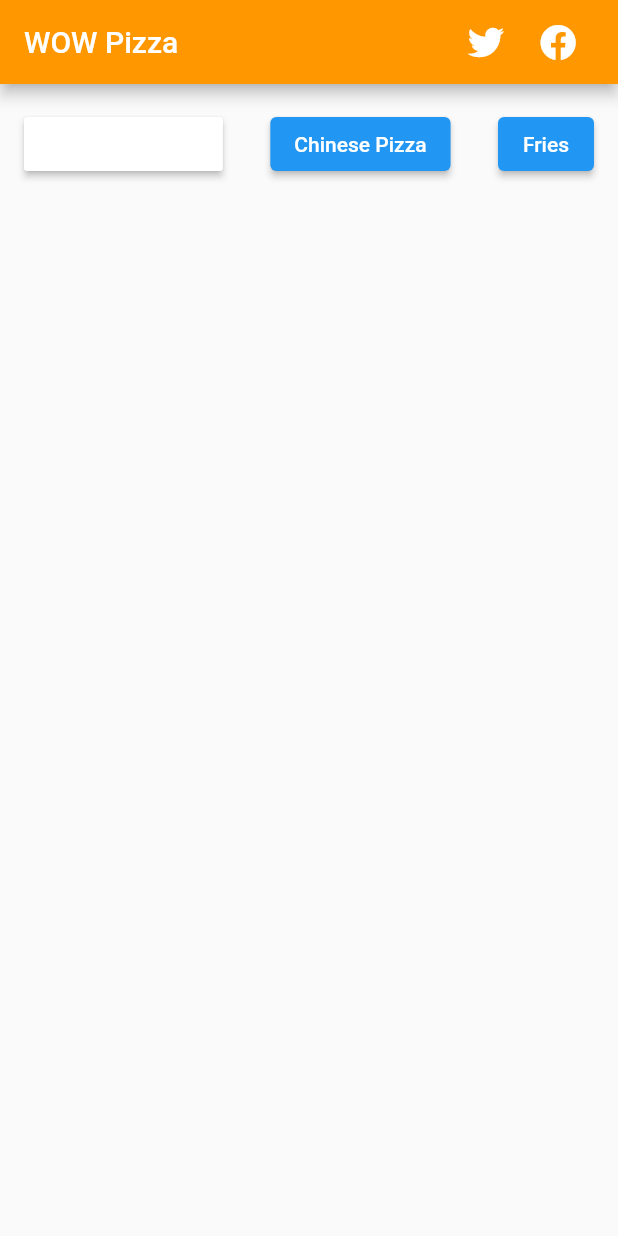
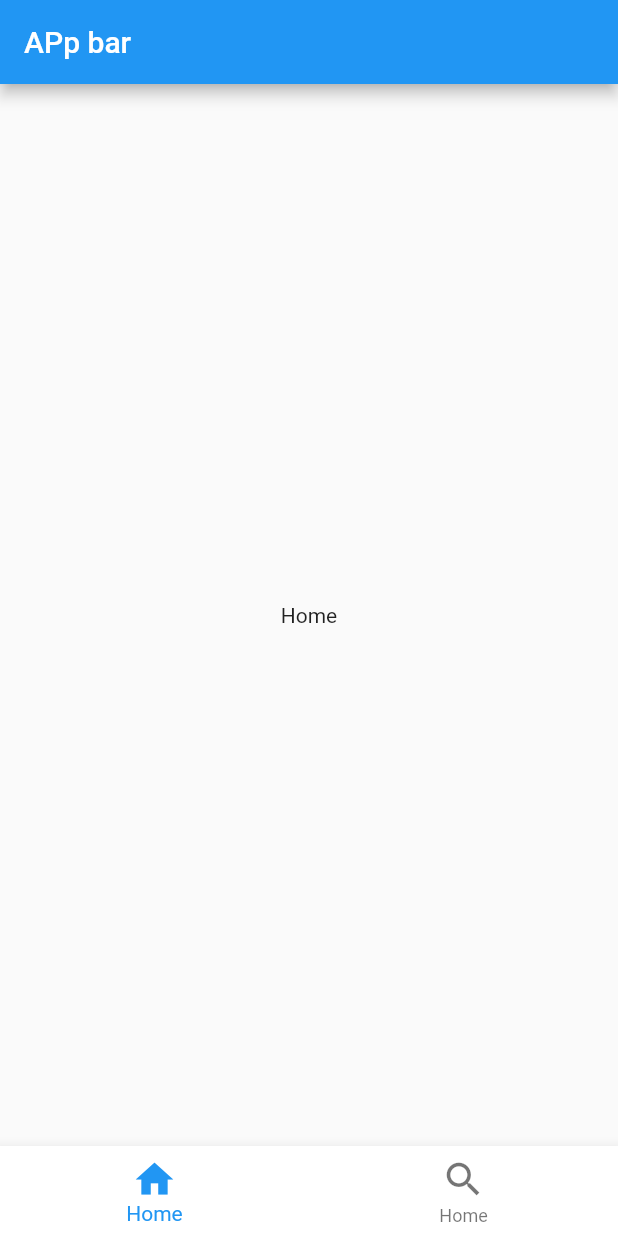
Before and after one commit to MickeyDLuffy/fledgling__flutter, a Flutter app: the screen it shows after launch, on a phone screen of 412 x 824 dp. Run offline on Flutter 3.47's test engine with Material 2 defaults, Android fonts, the light colour scheme and no system bars; our stand-ins replace font_awesome_flutter, webview_flutter.

Commit message:
Bottom navigation buttons to move from page to page

```diff
--- /dev/null
+++ b/lib/BottomNavigation.dart
@@ -0,0 +1,59 @@
+import 'package:flutter/cupertino.dart';
+import 'package:flutter/material.dart';
+import 'package:flutter/rendering.dart';
+import 'package:font_awesome_flutter/font_awesome_flutter.dart';
+
+class BottomNavigation extends StatefulWidget {
+  @override
+  _BottomNavigation createState() => _BottomNavigation();
+}
+
+class _BottomNavigation extends State<BottomNavigation> {
+  int _currentIndex = 0;
+  final tabs = [
+    Center(
+      child: Text('Home'),
+    ),
+    Center(
+      child: Text('Search'),
+    ),
+    Center(
+      child: Text('Camera'),
+    ),
+    Center(
+      child: Text('Profile'),
+    ),
+  ];
+
+  @override
+  Widget build(BuildContext context) {
+    return MaterialApp(
+        home: Scaffold(
+      appBar: AppBar(
+        title: Text('APp bar'),
+      ),
+      body: tabs[_currentIndex],
+      bottomNavigationBar: BottomNavigationBar(
+        backgroundColor: Colors.white,
+        type: BottomNavigationBarType.fixed,
+        currentIndex: _currentIndex,
+        iconSize: 30,
+        items: [
+          BottomNavigationBarItem(
+              icon: Icon(Icons.home),
+              backgroundColor: Colors.blue,
+              label: 'Home'),
+          BottomNavigationBarItem(
+              icon: Icon(Icons.search),
+              backgroundColor: Colors.blue,
+              label: 'Home'),
+        ],
+        onTap: (index) {
+          setState(() {
+            _currentIndex = index;
+          });
+        },
+      ),
+    ));
+  }
+}
--- a/lib/main.dart
+++ b/lib/main.dart
@@ -116,12 +116,14 @@ import 'package:falcon_wings/WowPizzaProject/FaceBookWebVIew.dart';
 import 'package:falcon_wings/WowPizzaProject/TwitterWebView.dart';
 import 'package:flutter/material.dart';
 
+import 'BottomNavigation.dart';
 import 'WebView.dart';
 import 'WowPizzaProject/HomePage.dart';
 
 void main() {
   runApp(MaterialApp(
-    home: PizzaHomePage(),
+    // home: PizzaHomePage(),
+    home: BottomNavigation(),
     routes: {
       '/twitter': (context) => TwitterWebVIew(),
       '/facebook': (context) => FaceBookWebVIew(),
```
